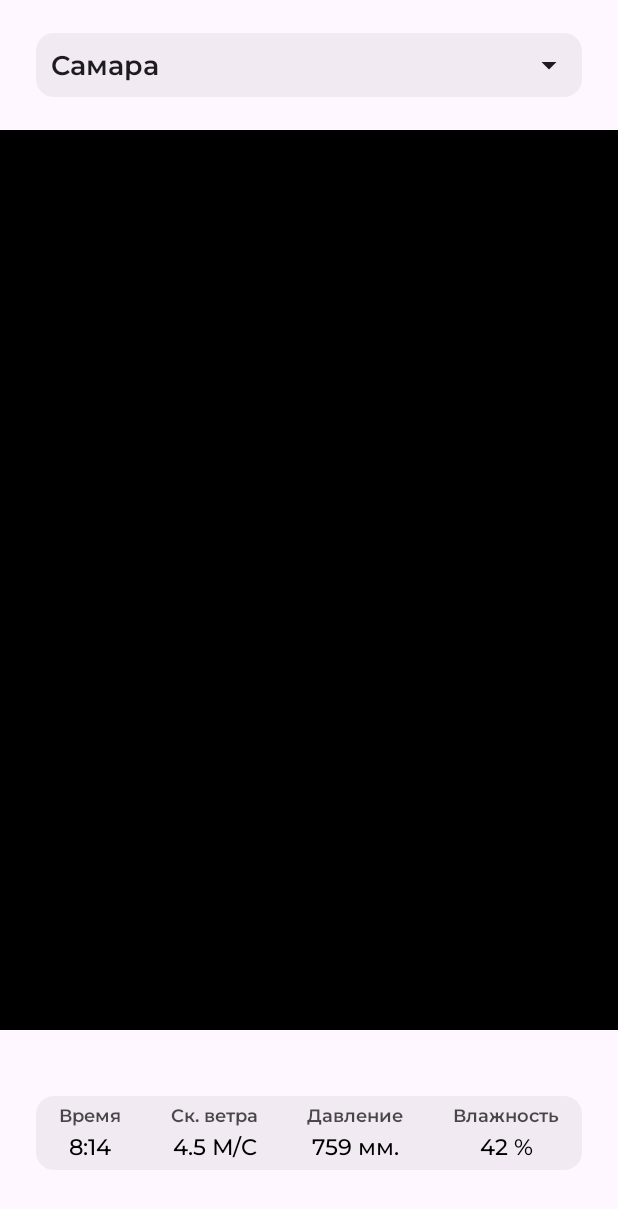
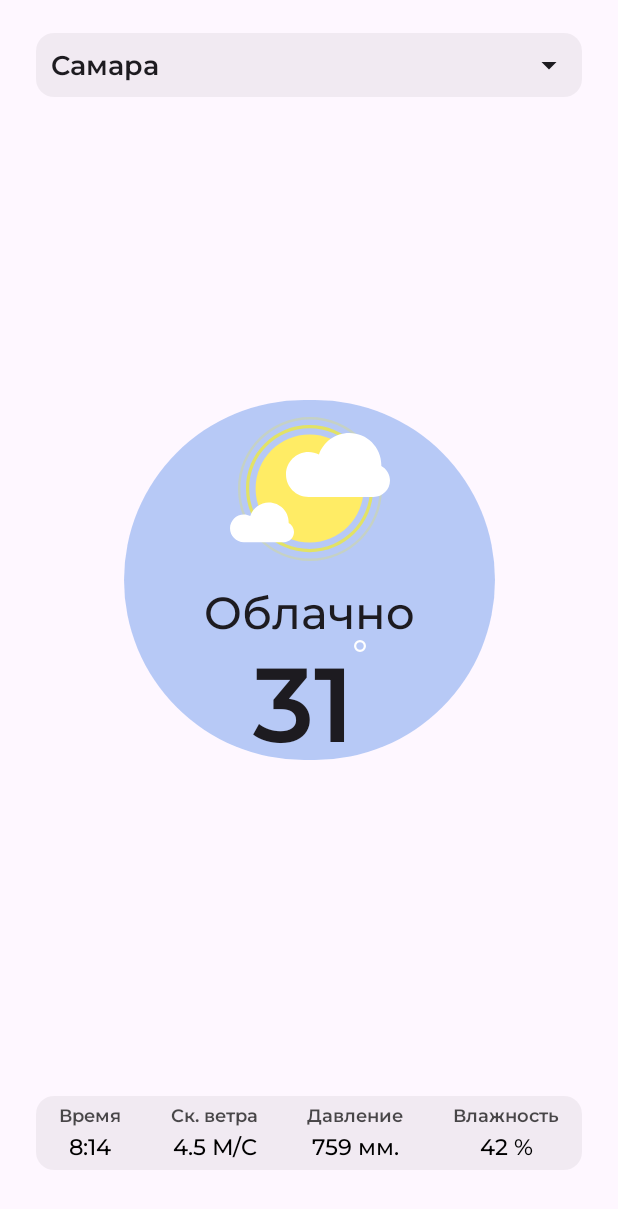
Before and after one commit to Kirill-wq333/Kart, an Android app built with Jetpack Compose: the screen it shows after launch (MainActivity), on a phone screen of 412 x 824 dp. Shown: the top 1209 px of the screen. Run offline under Robolectric (Android 15) with nearby library versions, the phone set to English and light mode, and no system bars.

Commit message:
Сделал Круг

```diff
--- a/app/src/main/java/com/example/fair2/MainActivity.kt
+++ b/app/src/main/java/com/example/fair2/MainActivity.kt
@@ -5,8 +5,10 @@ import android.os.Bundle
 import android.os.DeadObjectException
 import androidx.activity.ComponentActivity
 import androidx.activity.compose.setContent
+import androidx.compose.foundation.Image
 import androidx.compose.foundation.background
 import androidx.compose.foundation.layout.*
+import androidx.compose.foundation.shape.CircleShape
 import androidx.compose.foundation.shape.RoundedCornerShape
 import androidx.compose.material3.*
 import androidx.compose.runtime.*
@@ -14,6 +16,7 @@ import androidx.compose.ui.Alignment
 import androidx.compose.ui.Modifier
 import androidx.compose.ui.graphics.Color
 import androidx.compose.ui.graphics.vector.ImageVector
+import androidx.compose.ui.res.painterResource
 import androidx.compose.ui.res.vectorResource
 import androidx.compose.ui.text.font.Font
 import androidx.compose.ui.text.font.FontFamily
@@ -34,13 +37,8 @@ class MainActivity : ComponentActivity() {
                     mutableStateOf("Самара")
                 }
                 WeatherContent(
-                    localTime = "8:14",
-                    windSpeed = 4.5,
-                    airPressure = 759,
-                    humidity = 42,
-                    selectedItem = selectedItem.value,
-                    items = listOf("Самара", "Москва", "Владивосток"),
-                    onSelect = { selectedItem.value = it }
+                    temperature = "31",
+                    nameWeather = "Облачно",
                 )
             }
         }
@@ -55,42 +53,137 @@ fun WeatherContentPreview(){
         val selectedItem = remember {
             mutableStateOf("Самара")
         }
+      WeatherContent(
+          temperature = "31",
+          nameWeather = "Облачно",
+      )
+    }
+}
 
-      WeatherContent(
-          localTime = "8:14",
-          windSpeed = 4.5,
-          airPressure = 759,
-          humidity = 42,
+@Composable
+fun WeatherContent(
+
+    temperature: String,
+    nameWeather: String,
+
+) {
+    val selectedItem = remember {
+        mutableStateOf("Самара")
+    }
+    Scaffold(
+        topBar = {
+           City(
                selectedItem = selectedItem.value,
                items = listOf("Самара", "Москва", "Владивосток"),
                onSelect = { selectedItem.value = it }
            )
+        },
+
+        bottomBar = {
+            WeatherDetails(
+                localTime = "8:14",
+                windSpeed = 4.5,
+                airPressure = 759,
+                humidity = 42
+            )
+        }
+    ) {
+        Box(
+            modifier = Modifier
+                .padding(it)
+                .fillMaxSize(),
+            contentAlignment = Alignment.Center
+        ) {
+            Box(
+                modifier = Modifier
+                    .background(
+                        Color(0xFF9BB7F2).copy(0.7f),
+                        CircleShape
+                    )
+                    .fillMaxHeight(0.4f)
+                    .fillMaxWidth(0.6f)
+            ) {
+            }
+            Column(
+                modifier = Modifier,
+                verticalArrangement = Arrangement.Center,
+                horizontalAlignment = Alignment.CenterHorizontally
+            ) {
+                Image(
+                    painter = painterResource(id = R.drawable.partly_cloudy_day),
+                    contentDescription = null
+                )
+                Text(
+                    text = nameWeather,
+                    fontSize = 30.sp,
+                    fontWeight = FontWeight.Medium,
+                    fontFamily = FontFamily(listOf(Font(R.font.montserrat_medium)))
+                )
+                Row(
+                    modifier = Modifier
+                        .padding(27.dp, 0.dp),
+                    verticalAlignment = Alignment.Top,
+                    horizontalArrangement = Arrangement.Start
+                ) {
+                    Text(
+                        text = temperature,
+                        fontSize = 70.sp,
+                        fontWeight = FontWeight.SemiBold,
+                        fontFamily = FontFamily(listOf(Font(R.font.montserrat_semibold)))
+                    )
+                    Image(
+                        painter = painterResource(id = R.drawable.ellipse_1),
+                        contentDescription = null,
+                    )
+                }
             }
         }
 
+    }
+}
+@Composable
+fun DetailsTextBlock(
+    title: String, // Заголовок
+    subtitle: String // Подзаголовок
+) {
+    Column(
+        horizontalAlignment = Alignment.CenterHorizontally,
+        verticalArrangement = Arrangement.spacedBy(4.dp)
+    ) {
+        Text(
+            text = title,
+            fontSize = 12.sp,
+            fontWeight = FontWeight.SemiBold,
+            color = Color.Black.copy(0.7f),
+            fontFamily = FontFamily(listOf(Font(R.font.montserrat_semibold)))
+        )
+        Text(
+            text = subtitle,
+            fontSize = 15.sp,
+            fontWeight = FontWeight.Medium,
+            color = Color.Black,
+            fontFamily = FontFamily(listOf(Font(R.font.montserrat_medium)))
+        )
+    }
+}
+
+
 @OptIn(ExperimentalMaterial3Api::class)
 @Composable
-fun WeatherContent(
+fun City(
     modifier: Modifier = Modifier,
-    localTime: String,
-    windSpeed: Double,
-    airPressure: Int,
-    humidity: Int,
     selectedItem: String,
     items: List<String>,
     onSelect: (String) -> Unit
 ){
 
-
-    Scaffold(
-        topBar = {
     val isExpanded = remember {
         mutableStateOf(false)
     }
     ExposedDropdownMenuBox(
         modifier = modifier
             .fillMaxWidth()
-                    .padding(24.dp,22.dp)
+            .padding(24.dp, 22.dp)
             .background(
                 color = Color.Black.copy(0.05f),
                 shape = RoundedCornerShape(12.dp)
@@ -134,9 +227,15 @@ fun WeatherContent(
             }
         }
     )
-        },
+}
 
-        bottomBar = {
+@Composable
+fun WeatherDetails(
+    localTime: String,
+    windSpeed: Double,
+    airPressure: Int,
+    humidity: Int,
+){
     Box(
         modifier = Modifier
             .fillMaxWidth()
@@ -172,41 +271,3 @@ fun WeatherContent(
         }
     }
 }
-    ) {
-Box(
-    modifier = Modifier
-        .padding(it)
-        .fillMaxSize()
-        .background(color = Color.Black),
-
-){
-Column() {  }
-}
-    }
-
-}
-@Composable
-fun DetailsTextBlock(
-    title: String, // Заголовок
-    subtitle: String // Подзаголовок
-) {
-    Column(
-        horizontalAlignment = Alignment.CenterHorizontally,
-        verticalArrangement = Arrangement.spacedBy(4.dp)
-    ) {
-        Text(
-            text = title,
-            fontSize = 12.sp,
-            fontWeight = FontWeight.SemiBold,
-            color = Color.Black.copy(0.7f),
-            fontFamily = FontFamily(listOf(Font(R.font.montserrat_semibold)))
-        )
-        Text(
-            text = subtitle,
-            fontSize = 15.sp,
-            fontWeight = FontWeight.Medium,
-            color = Color.Black,
-            fontFamily = FontFamily(listOf(Font(R.font.montserrat_medium)))
-        )
-    }
-}
--- a/app/src/main/res/drawable/ellipse_1.xml
+++ b/app/src/main/res/drawable/ellipse_1.xml
@@ -7,4 +7,5 @@
       android:pathData="M4,4m-3.25,0a3.25,3.25 0,1 1,6.5 0a3.25,3.25 0,1 1,-6.5 0"
       android:strokeWidth="1.5"
       android:fillColor="#00000000"
+      android:strokeColor="#ffffff"/>
 </vector>
```
Lines whose indentation alone changed are shown as unchanged.
